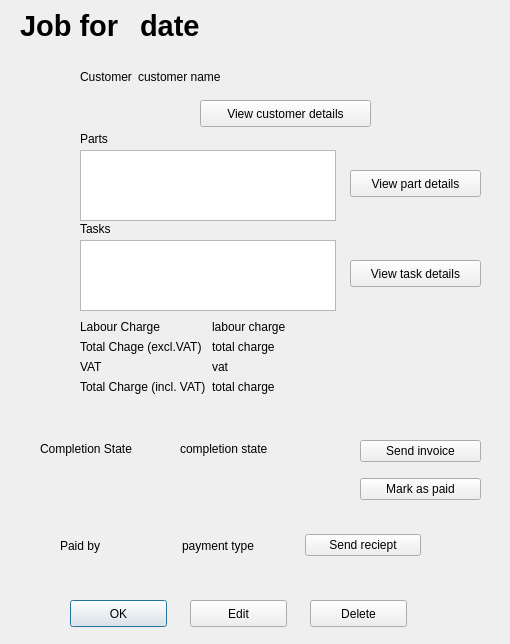
First picture: the form in dialogs/job/JobShow.ui, repository supermaximo93/Computing_Project, before the edit.
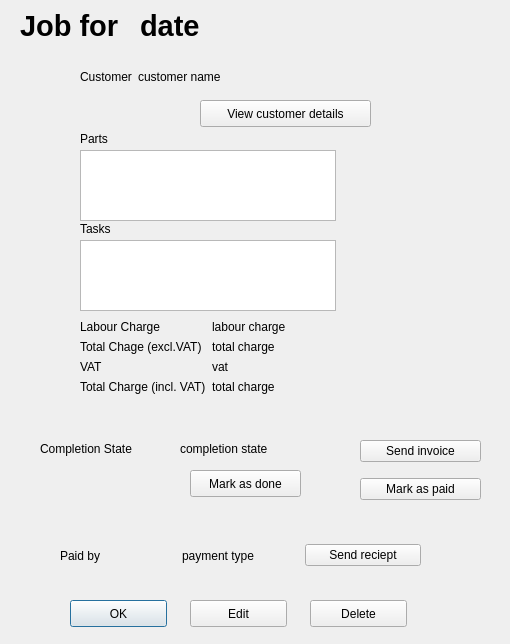
Second picture: the form after the edit.

Commit message: Job dialogs pretty much done

Diff of the .ui file:
```diff
--- a/dialogs/job/JobShow.ui
+++ b/dialogs/job/JobShow.ui
@@ -194,7 +194,7 @@
      <x>60</x>
      <y>530</y>
      <width>361</width>
-     <height>31</height>
+     <height>51</height>
     </rect>
    </property>
    <layout class="QHBoxLayout" name="horizontalLayout_paidBy">
@@ -320,32 +320,6 @@
     </rect>
    </property>
   </widget>
-  <widget class="QPushButton" name="pushButton_viewPartDetails">
-   <property name="geometry">
-    <rect>
-     <x>350</x>
-     <y>170</y>
-     <width>131</width>
-     <height>27</height>
-    </rect>
-   </property>
-   <property name="text">
-    <string>View part details</string>
-   </property>
-  </widget>
-  <widget class="QPushButton" name="pushButton_viewTaskDetails">
-   <property name="geometry">
-    <rect>
-     <x>350</x>
-     <y>260</y>
-     <width>131</width>
-     <height>27</height>
-    </rect>
-   </property>
-   <property name="text">
-    <string>View task details</string>
-   </property>
-  </widget>
   <widget class="QPushButton" name="pushButton_delete">
    <property name="geometry">
     <rect>
@@ -359,6 +333,19 @@
     <string>Delete</string>
    </property>
   </widget>
+  <widget class="QPushButton" name="pushButton_markAsDone">
+   <property name="geometry">
+    <rect>
+     <x>190</x>
+     <y>470</y>
+     <width>111</width>
+     <height>27</height>
+    </rect>
+   </property>
+   <property name="text">
+    <string>Mark as done</string>
+   </property>
+  </widget>
  </widget>
  <resources/>
  <connections/>
```
Left out of the diff: 10 changed lines with no effect on the pictures. The commit also changes 20 other files.
